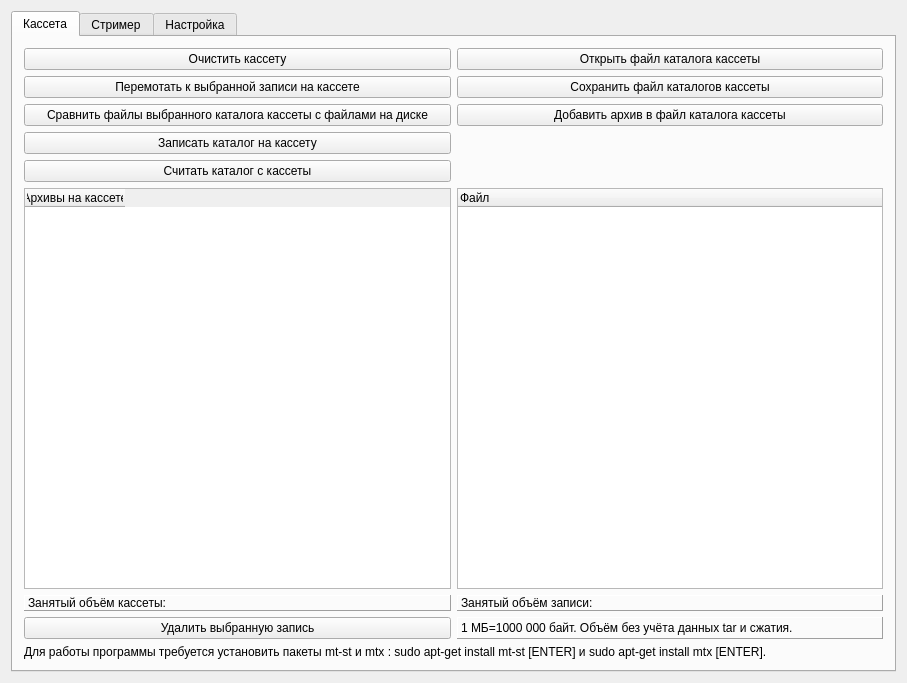
Before: the Qt Designer form StreamerControl/cmainwindow.ui in da-nie/StreamerControl, drawn with Qt 5.
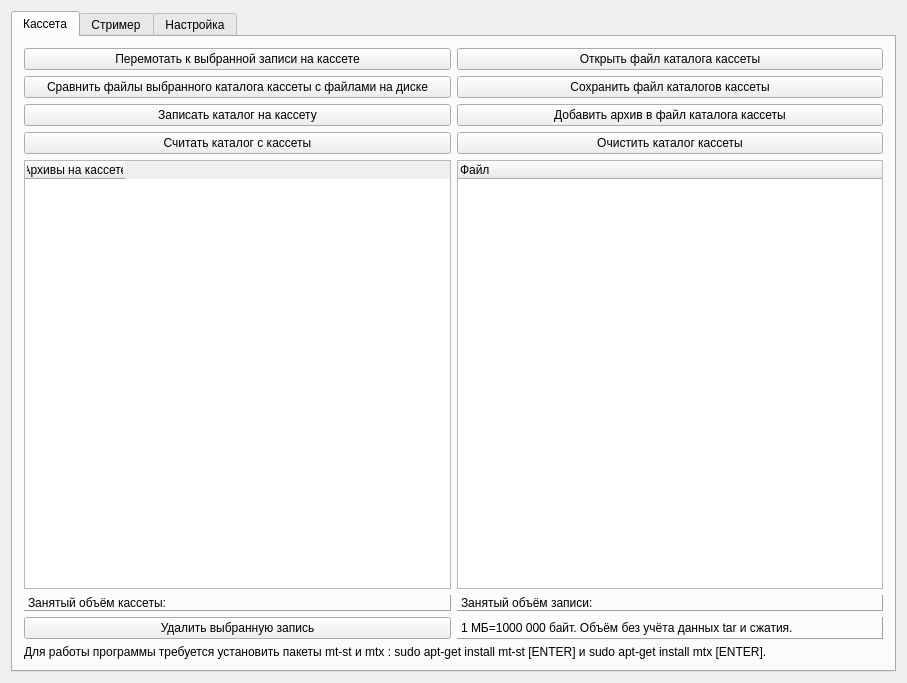
After: the same form once the commit is applied.

Commit message: Реализована функция сравнения файлов на кассете с файлами на HDD.

What changed in the file:
```diff
--- a/StreamerControl/cmainwindow.ui
+++ b/StreamerControl/cmainwindow.ui
@@ -48,13 +48,6 @@
             </property>
            </widget>
           </item>
-          <item row="2" column="0">
-           <widget class="QPushButton" name="qPushButton_MoveTo">
-            <property name="text">
-             <string>Перемотать к выбранной записи на кассете</string>
-            </property>
-           </widget>
-          </item>
           <item row="9" column="0">
            <widget class="QLabel" name="qLabel_Cassete_CasseteSize">
             <property name="frameShape">
@@ -68,13 +61,6 @@
             </property>
            </widget>
           </item>
-          <item row="1" column="0">
-           <widget class="QPushButton" name="qPushButton_Cassete_ClearCassete">
-            <property name="text">
-             <string>Очистить кассету</string>
-            </property>
-           </widget>
-          </item>
           <item row="1" column="1">
            <widget class="QPushButton" name="qPushButton_Cassete_OpenCassete">
             <property name="text">
@@ -141,21 +127,35 @@
             </column>
            </widget>
           </item>
-          <item row="5" column="0">
+          <item row="6" column="1">
+           <widget class="QPushButton" name="qPushButton_Cassete_ClearCassete">
+            <property name="text">
+             <string>Очистить каталог кассеты</string>
+            </property>
+           </widget>
+          </item>
+          <item row="1" column="0">
+           <widget class="QPushButton" name="qPushButton_MoveTo">
+            <property name="text">
+             <string>Перемотать к выбранной записи на кассете</string>
+            </property>
+           </widget>
+          </item>
+          <item row="2" column="0">
            <widget class="QPushButton" name="qPushButton_Compare">
             <property name="text">
              <string>Сравнить файлы выбранного каталога кассеты с файлами на диске</string>
             </property>
            </widget>
           </item>
-          <item row="6" column="0">
+          <item row="5" column="0">
            <widget class="QPushButton" name="qPushButton_WriteToCassete">
             <property name="text">
              <string>Записать каталог на кассету</string>
             </property>
            </widget>
           </item>
-          <item row="7" column="0">
+          <item row="6" column="0">
            <widget class="QPushButton" name="qPushButton_ReadFromCassete">
             <property name="text">
              <string>Считать каталог с кассеты</string>
```
The commit also changes 12 other files.
